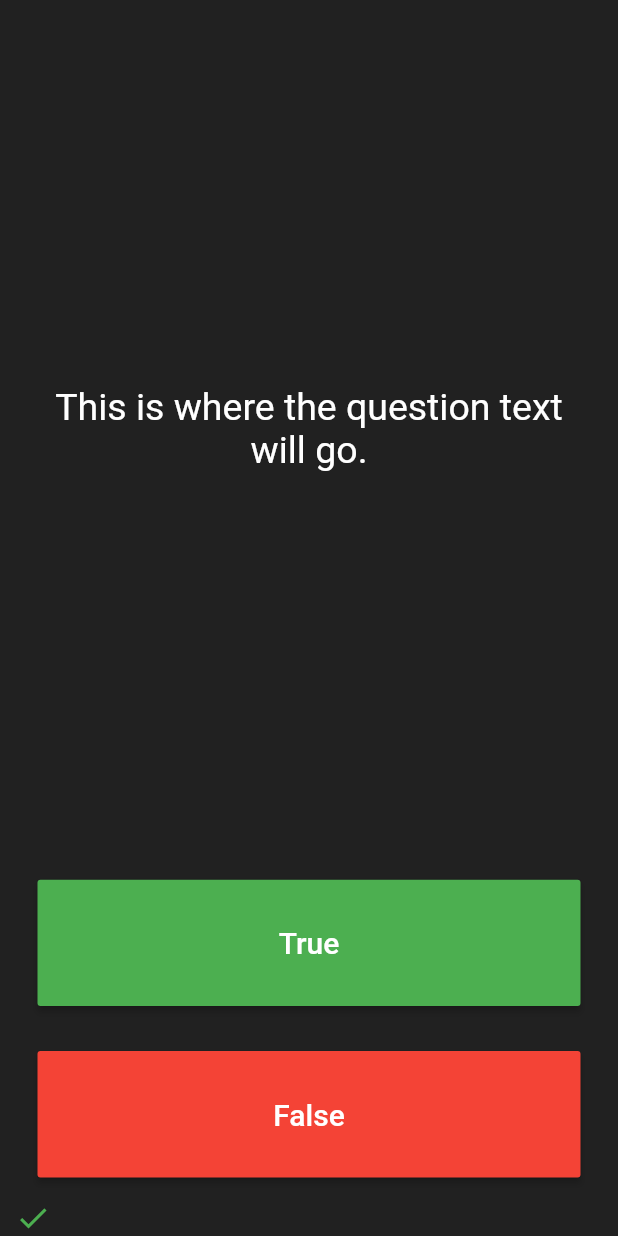
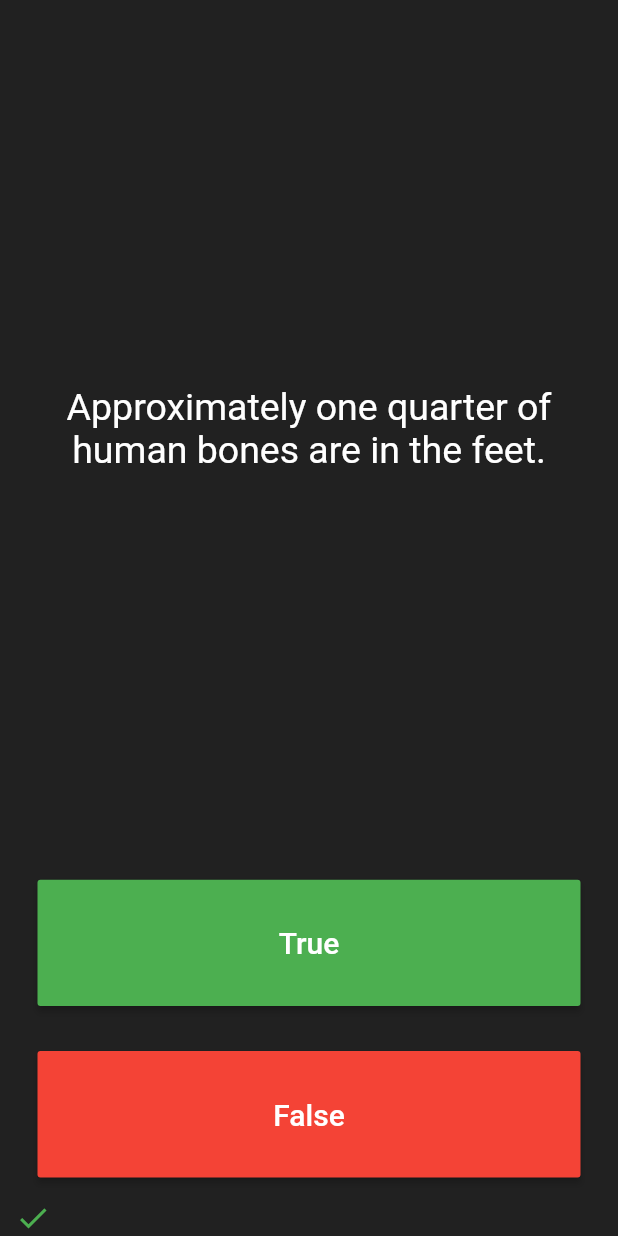
Before and after one commit to matatoMatata94/quizzler, a Flutter app: the screen it shows after launch, after a tap on "True", on a phone screen of 412 x 824 dp. Run offline on Flutter 3.47's test engine with Material 2 defaults, Android fonts, the phone set to English and light mode, and no system bars.

Commit message:
Added some functionality
Added a new class Question and created questions[].
I also added setQuestionCounter() to skip to the next question when tapping the true or false button

```diff
--- a/lib/main.dart
+++ b/lib/main.dart
@@ -1,4 +1,5 @@
 import 'package:flutter/material.dart';
+import 'package:quizzler/question.dart';
 
 void main() => runApp(const Quizzler());
 
@@ -24,33 +25,57 @@ class Quizzler extends StatelessWidget {
 class QuizPage extends StatefulWidget {
   const QuizPage({super.key});
 
-  final List checkList = const [];
-
-  List checkAnswer() {
-    //checking if answer is true or false
-    //return icon
-  }
-
   @override
   _QuizPageState createState() => _QuizPageState();
 }
 
 class _QuizPageState extends State<QuizPage> {
+  int questionCounter = 0;
+
+  final List<Question> questions = [
+    Question(q: 'You can lead a cow down stairs but not up stairs.', a: false),
+    Question(
+        q: 'Approximately one quarter of human bones are in the feet.',
+        a: false),
+    Question(q: 'A slug\'s blood is green.', a: true),
+  ];
+
+  final List<Icon> answers = const [];
+
+  // List checkAnswer() {
+  //checking if answer is true or false
+  //return icon in checkList
+  // }
+
+  void setQuestionCounter() {
+    setState(() {
+      if (questionCounter < questions.length - 1) {
+        setState(() {
+          questionCounter++;
+        });
+      } else {
+        setState(() {
+          questionCounter = 0;
+        });
+      }
+    });
+  }
+
   @override
   Widget build(BuildContext context) {
     return Column(
       mainAxisAlignment: MainAxisAlignment.spaceBetween,
       crossAxisAlignment: CrossAxisAlignment.stretch,
       children: <Widget>[
-        const Expanded(
+        Expanded(
           flex: 5,
           child: Padding(
-            padding: EdgeInsets.all(10.0),
+            padding: const EdgeInsets.all(10.0),
             child: Center(
               child: Text(
-                'This is where the question text will go.',
+                questions[questionCounter].questionText,
                 textAlign: TextAlign.center,
-                style: TextStyle(
+                style: const TextStyle(
                   fontSize: 25.0,
                   color: Colors.white,
                 ),
@@ -72,7 +97,7 @@ class _QuizPageState extends State<QuizPage> {
                 ),
               ),
               onPressed: () {
-                //The user picked true.
+                setQuestionCounter();
               },
             ),
           ),
@@ -90,7 +115,7 @@ class _QuizPageState extends State<QuizPage> {
                 ),
               ),
               onPressed: () {
-                //The user picked false.
+                setQuestionCounter();
               },
             ),
           ),
@@ -107,9 +132,3 @@ class _QuizPageState extends State<QuizPage> {
     );
   }
 }
-
-/*
-question1: 'You can lead a cow down stairs but not up stairs.', false,
-question2: 'Approximately one quarter of human bones are in the feet.', true,
-question3: 'A slug\'s blood is green.', true,
-*/
--- /dev/null
+++ b/lib/question.dart
@@ -0,0 +1,9 @@
+class Question {
+  String questionText = '';
+  bool questionAnswer = true;
+
+  Question({required String q, required bool a}) {
+    questionText = q;
+    questionAnswer = a;
+  }
+}
```
